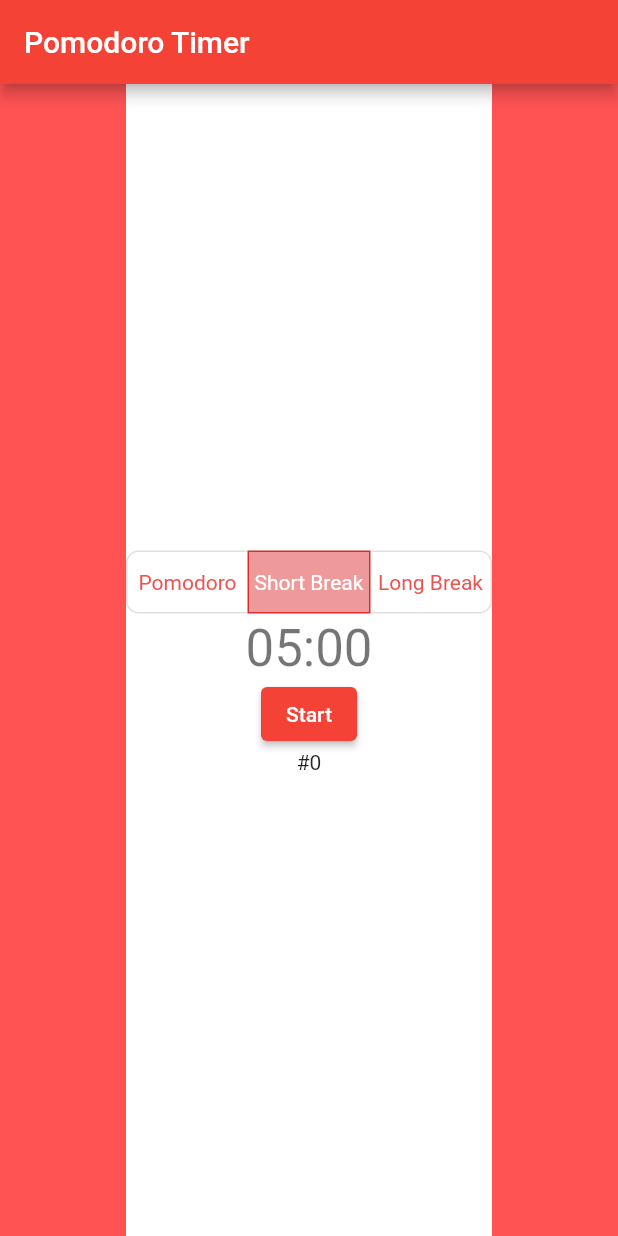
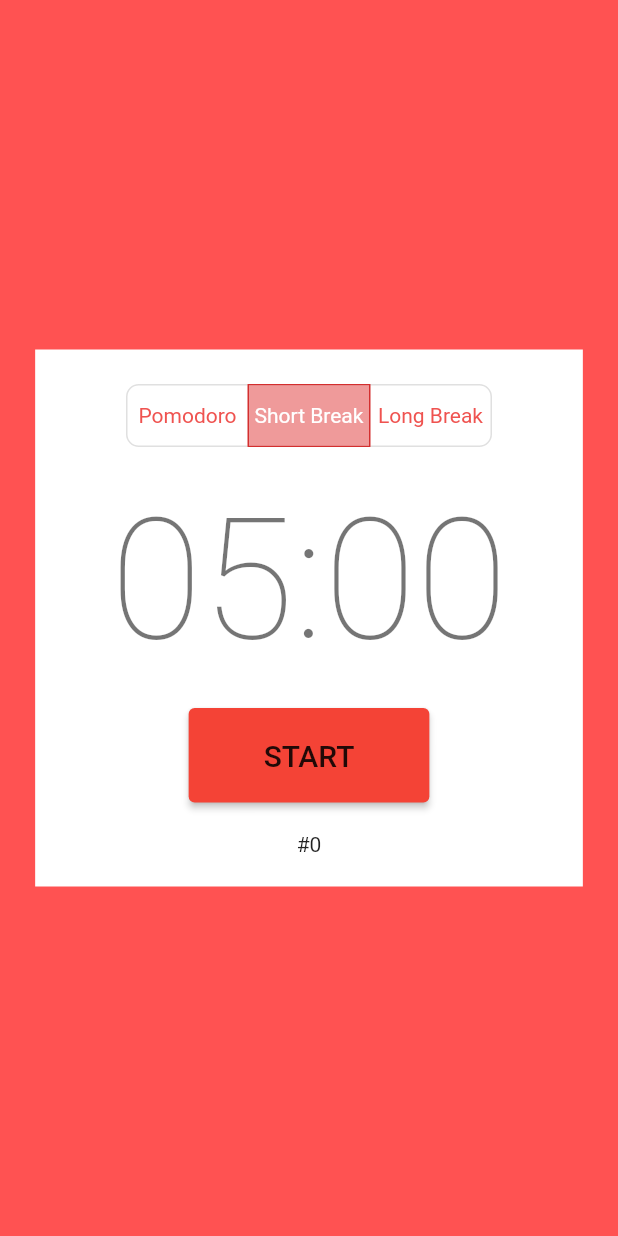
Before and after one commit to mtwalves/pomodoro, a Flutter app: the screen it shows after launch, after a tap on "Short Break", on a phone screen of 412 x 824 dp. Run offline on Flutter 3.47's test engine with Material 2 defaults, Android fonts, the light colour scheme and no system bars.

Commit message:
Add paddings and change text and button size

```diff
--- a/lib/home.dart
+++ b/lib/home.dart
@@ -15,7 +15,7 @@ class MyHomePage extends StatefulWidget {
 
 class _MyHomePageState extends State<MyHomePage> {
   late Timer timer;
-  Pomodoro pomodoro = Pomodoro(pomodoroDuration: const Duration(minutes: 1));
+  Pomodoro pomodoro = Pomodoro();
 
   @override
   void initState() {
@@ -43,15 +43,18 @@ class _MyHomePageState extends State<MyHomePage> {
   @override
   Widget build(BuildContext context) {
     return Scaffold(
-      appBar: AppBar(
-        title: Text(widget.title),
-      ),
       backgroundColor: Colors.redAccent,
       body: Center(
         child: Container(
           color: Colors.white,
+          child: Padding(
+            padding: const EdgeInsets.symmetric(
+              vertical: 20,
+              horizontal: 50,
+            ),
             child: Column(
               mainAxisAlignment: MainAxisAlignment.center,
+              mainAxisSize: MainAxisSize.min,
               children: <Widget>[
                 ToggleButtons(
                     isSelected: [
@@ -78,10 +81,12 @@ class _MyHomePageState extends State<MyHomePage> {
                       Text('Short Break'),
                       Text('Long Break')
                     ]),
+                const SizedBox(height: 20),
                 Text(
                   remainingTime,
-                style: Theme.of(context).textTheme.headline4,
+                  style: Theme.of(context).textTheme.displayLarge,
                 ),
+                const SizedBox(height: 20),
                 ElevatedButton(
                     onPressed: () {
                       if (pomodoro.isRunning) {
@@ -90,9 +95,20 @@ class _MyHomePageState extends State<MyHomePage> {
                         pomodoro.start();
                       }
                     },
-                  child: Text(pomodoro.isRunning ? 'Stop' : 'Start')),
+                    style: ButtonStyle(
+                      padding: MaterialStateProperty.all<EdgeInsets>(
+                        const EdgeInsets.symmetric(
+                            vertical: 20, horizontal: 50),
+                      ),
+                    ),
+                    child: Text(
+                      pomodoro.isRunning ? 'STOP' : 'START',
+                      style: Theme.of(context).textTheme.titleLarge,
+                    )),
+                const SizedBox(height: 20),
                 Text('#${pomodoro.pomodorosCompleted}')
               ],
+            ),
           ),
         ),
       ),
```
Lines whose indentation alone changed are shown as unchanged.
